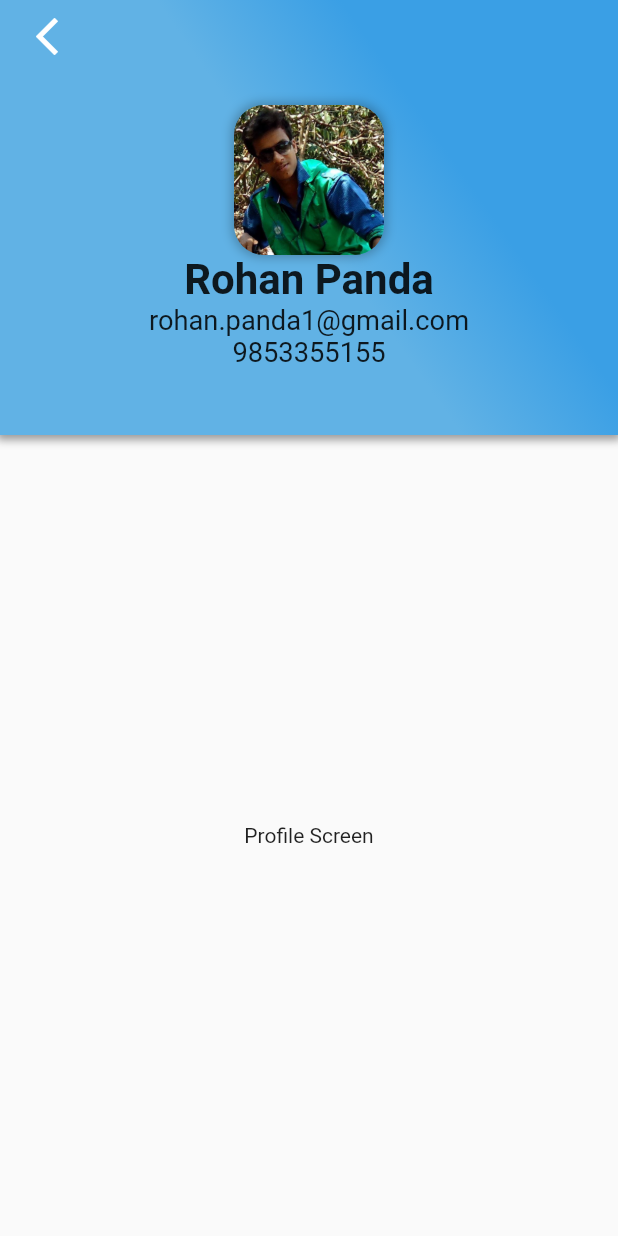
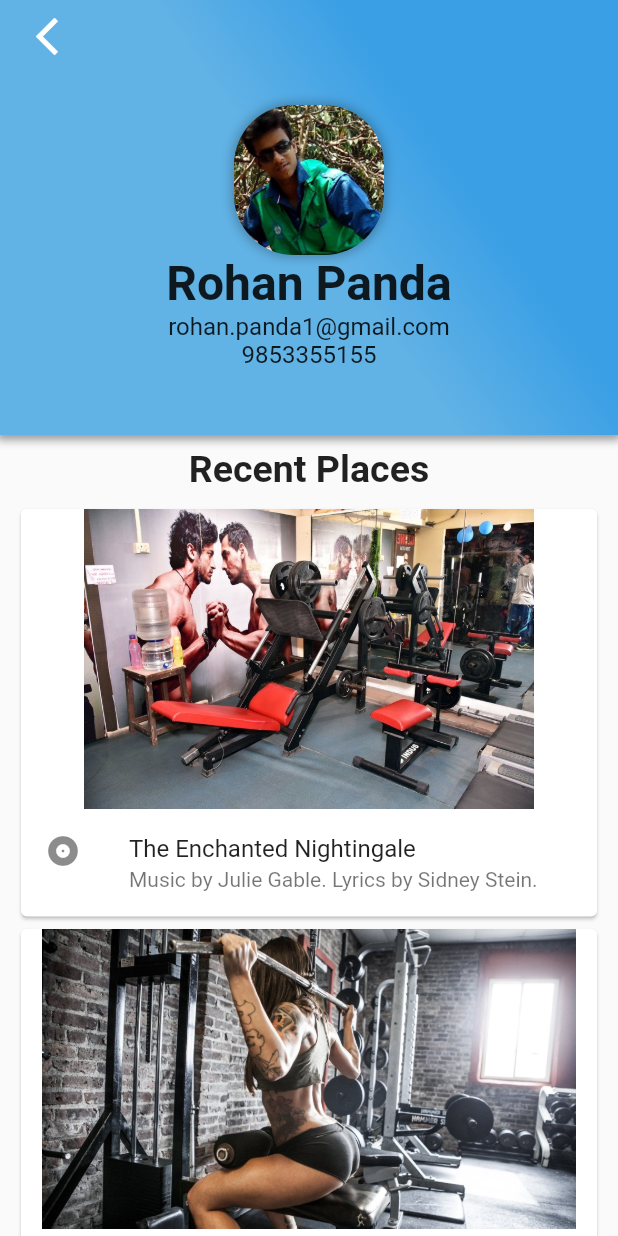
Before and after one commit to xlreon/gymBeam, a Flutter app: the ProfileScreen screen opened by its route, on a phone screen of 412 x 824 dp. Run offline on Flutter 3.47's test engine with Material 2 defaults, Android fonts, the phone set to English and light mode, and no system bars.

Commit message:
recent places

```diff
--- a/lib/components/profileBanner.dart
+++ b/lib/components/profileBanner.dart
@@ -78,7 +78,7 @@ class ProfileBannerState extends State<ProfileBanner> {
                           image: new DecorationImage(
                               image: new AssetImage("assets/images/rohan.jpg"),
                               fit: BoxFit.cover),
-                          borderRadius: new BorderRadius.all(new Radius.circular(20.0)),
+                          borderRadius: new BorderRadius.all(new Radius.circular(40.0)),
                           boxShadow: <BoxShadow>[
                             new BoxShadow(
                                 color: Colors.black26, blurRadius: 5.0, spreadRadius: 1.0),
@@ -87,9 +87,9 @@ class ProfileBannerState extends State<ProfileBanner> {
                       ),
                     ),
                   ),
-                  new Text("Rohan Panda",textScaleFactor: 2.0,style: new TextStyle(fontWeight: FontWeight.bold)),
-                  new Text("rohan.panda1@gmail.com",textScaleFactor: 1.3),
-                  new Text("9853355155",textScaleFactor: 1.3),
+                  new Text("Rohan Panda",style: new TextStyle(fontSize: 32.0,fontWeight: FontWeight.w700)),
+                  new Text("rohan.panda1@gmail.com",style: new TextStyle(fontSize: 16.0,fontWeight: FontWeight.w400)),
+                  new Text("9853355155",style: new TextStyle(fontSize: 16.0,fontWeight: FontWeight.w400)),
                 ],
               ),
             ),
--- a/lib/screens/profileScreen.dart
+++ b/lib/screens/profileScreen.dart
@@ -13,9 +13,63 @@ class ProfileScreenState extends State<ProfileScreen> {
         child: new Column(
           children: <Widget>[
             new ProfileBanner(),
+            new Container(
+              margin: new EdgeInsets.symmetric(vertical:8.0),
+              child: new Text("Recent Places",
+                style: new TextStyle(
+                  fontSize: 25.0,
+                  fontWeight: FontWeight.w600,
+                ),
+              ),
+            ),
             new Flexible(
-              child: new Center(
-                child: new Text("Profile Screen"),
+              child: new ListView(
+                // crossAxisAlignment: CrossAxisAlignment.start,
+                children: <Widget>[
+                  new Container(
+                    margin: const EdgeInsets.symmetric(horizontal: 10.0),
+                    child: new Card(
+                      child: new Column(
+                        mainAxisSize: MainAxisSize.min,
+                        children: <Widget>[
+                          new Container(
+                            height: 200.0,
+                            // margin: const EdgeInsets.symmetric(horizontal: 0.0),
+                            child: new Image.asset("assets/images/1.jpg"
+                              ,fit: BoxFit.contain,),
+                          ),
+                          const ListTile(
+                            leading: const Icon(Icons.album),
+                            title: const Text('The Enchanted Nightingale'),
+                            subtitle: const Text('Music by Julie Gable. Lyrics by Sidney Stein.'),
+                          ),
+                        ],
+                      )
+                    ),
+                  ),
+
+                  new Container(
+                    margin: const EdgeInsets.symmetric(horizontal: 10.0),
+                    child: new Card(
+                      child: new Column(
+                        mainAxisSize: MainAxisSize.min,
+                        children: <Widget>[
+                          new Container(
+                            height: 200.0,
+                            // margin: const EdgeInsets.symmetric(horizontal: 0.0),
+                            child: new Image.asset("assets/images/2.jpg"
+                              ,fit: BoxFit.contain,),
+                          ),
+                          const ListTile(
+                            leading: const Icon(Icons.album),
+                            title: const Text('The Enchanted Nightingale'),
+                            subtitle: const Text('Music by Julie Gable. Lyrics by Sidney Stein.'),
+                          ),
+                        ],
+                      )
+                    ),
+                  ),
+                ],
               ),
             )
           ],
--- a/pubspec.yaml
+++ b/pubspec.yaml
@@ -28,6 +28,8 @@ flutter:
   # To add assets to your application, add an assets section, like this:
   assets:
    - assets/images/rohan.jpg
+   - assets/images/1.jpg
+   - assets/images/2.jpg
   #  - images/a_dot_ham.jpeg
 
   # An image asset can refer to one or more resolution-specific "variants", see
```
Also changed, not shown: assets/images/1.jpg (added), assets/images/2.jpg (added).
